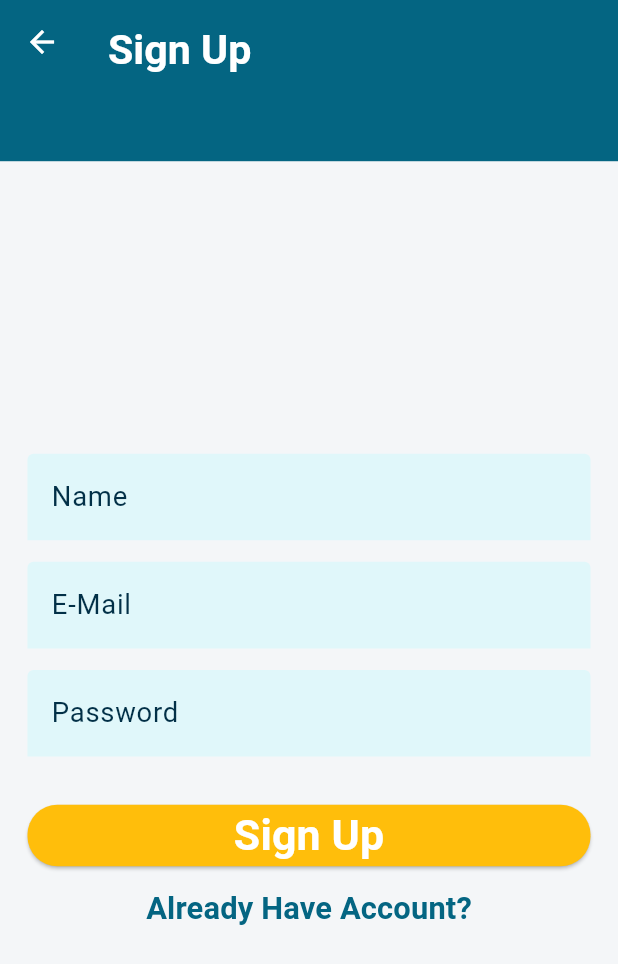
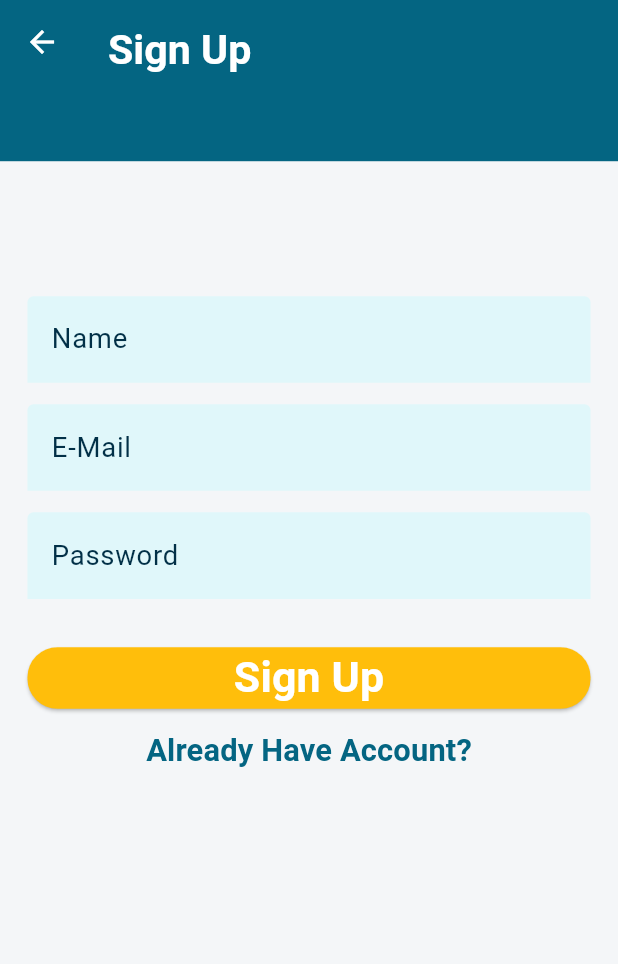
Before and after one commit to Menna1177/language_app, a Flutter app: the SignUpPage screen opened directly, on a phone screen of 412 x 824 dp. Shown: the top 964 px of the screen. Run offline on Flutter 3.47's test engine with Material 3 defaults, Android fonts, the phone set to English and light mode, and no system bars; our stand-ins replace bloc, dio, flutter_bloc, flutter_screenutil, hive, hive_flutter and 1 more; accounts and stored records are empty; network calls fail.

Commit message:
edit_bottons

```diff
--- a/lib/screens/details_page.dart
+++ b/lib/screens/details_page.dart
@@ -109,7 +109,7 @@ class DetailsPage extends StatelessWidget {
                         isDoneVal ? Colors.grey : const Color(0xffFFBE0B),
                       ),
                       child: Text(isDoneVal ? 'Completed' : 'Mark as Complete',
-                          style: const TextStyle(color: Color(0xff046582))),
+                          style: const TextStyle(color: Colors.white)),
                     ),
                     const Divider(thickness: 1),
                   ],
--- a/lib/screens/languages.dart
+++ b/lib/screens/languages.dart
@@ -119,7 +119,7 @@ class languagesPages extends StatelessWidget {
                     },
                     child: const Text(
                       'Start now',
-                      style: TextStyle(color: Color(0xff046582)),
+                      style: TextStyle(color: Colors.white),
                     ),
                   ),
 
--- a/lib/screens/quiz_screen.dart
+++ b/lib/screens/quiz_screen.dart
@@ -146,13 +146,13 @@ class _QuizScreenState extends State<QuizScreen>{
                                 }
                                 showDialog(context: context
                                     , builder: (context)=>AlertDialog(
-                                      backgroundColor: Color(0xff046582),
+                                      backgroundColor: Colors.white ,
                                       title: Text('You answered ${correct} out of ${state.questions.length} correclty',
                                         style: TextStyle(
                                           fontSize: 20.sp,
                                           fontWeight: FontWeight.bold,
                                           color:
-                                          Colors.white,
+                                          Color(0xff046582),
 
 
                                         ),
@@ -180,7 +180,7 @@ class _QuizScreenState extends State<QuizScreen>{
                               child: Text(
                                 "Submit",
                                 style: TextStyle(
-                                    color: Color(0xff046582),
+                                    color: Colors.white,
                                     fontWeight: FontWeight.bold,
                                     fontSize: 18.sp
                                 ),
--- a/lib/screens/sign_up_page.dart
+++ b/lib/screens/sign_up_page.dart
@@ -9,18 +9,18 @@ import '../comp/input_field.dart';
 import 'languages.dart';
 import 'login_page.dart';
 
-class SignUpPage extends StatefulWidget{
+class SignUpPage extends StatefulWidget {
   @override
-  State<StatefulWidget> createState()=>_SignUpPageState();
-
+  State<StatefulWidget> createState() => _SignUpPageState();
 }
 
-class _SignUpPageState extends State<SignUpPage>
-{ final _formkey=GlobalKey<FormState>();
+class _SignUpPageState extends State<SignUpPage> {
+  final _formkey = GlobalKey<FormState>();
+
   @override
   Widget build(BuildContext context) {
-  // TODO: implement build
     return Scaffold(
+      resizeToAvoidBottomInset: true,
       backgroundColor: Color(0xffF4F6F8),
       appBar: PreferredSize(
         preferredSize: Size.fromHeight(90.h),
@@ -30,7 +30,7 @@ Widget build(BuildContext context) {
           ),
           backgroundColor: Color(0xff046582),
           title: Padding(
-            padding:  EdgeInsets.only(top:9.h),
+            padding: EdgeInsets.only(top: 9.h),
             child: Text(
               'Sign Up',
               style: TextStyle(
@@ -42,8 +42,8 @@ Widget build(BuildContext context) {
           ),
         ),
       ),
-      body: BlocBuilder<AuthCubit,AuthState>(
-        builder: (context,state){
+      body: BlocBuilder<AuthCubit, AuthState>(
+        builder: (context, state) {
           if (state is AuthRegisterSuccess) {
             WidgetsBinding.instance.addPostFrameCallback((_) {
               Navigator.pushReplacement(
@@ -52,43 +52,45 @@ Widget build(BuildContext context) {
               );
             });
           }
-          return Padding(
-            padding:  EdgeInsets.all(16.w),
+          return SingleChildScrollView(
+            padding: EdgeInsets.all(16.w),
             child: Form(
               key: _formkey,
-                child:
-                Column(
+              child: Column(
                 mainAxisAlignment: MainAxisAlignment.center,
                 crossAxisAlignment: CrossAxisAlignment.stretch,
                 children: [
+                  SizedBox(height: 60.h), // مساحة علشان الكيبورد
                   InputField(
-                      controller:context.read<AuthCubit>().Registerusername ,
+                    controller: context.read<AuthCubit>().Registerusername,
                     isemail: false,
                     ispassword: false,
                     isusername: true,
                     labelText: 'Name',
                     type: TextInputType.name,
                   ),
-                    SizedBox(height: 12.h,),
-                    InputField(labelText: 'E-Mail',
+                  SizedBox(height: 12.h),
+                  InputField(
+                      labelText: 'E-Mail',
                       controller: context.read<AuthCubit>().Registeremail,
-                        type: TextInputType.emailAddress
-                        , isemail: true
-                        , ispassword: false
-                        , isusername: false),
-                    SizedBox(height: 12.h,),
-                    InputField(labelText: 'Password',
+                      type: TextInputType.emailAddress,
+                      isemail: true,
+                      ispassword: false,
+                      isusername: false),
+                  SizedBox(height: 12.h),
+                  InputField(
+                      labelText: 'Password',
                       controller: context.read<AuthCubit>().Registerpassword,
                       type: TextInputType.visiblePassword,
                       isemail: false,
                       ispassword: true,
-                        isusername: false
-                    ),
-                    SizedBox(height: 24.h,),
-                    if(state is AuthRegisterLoading)
+                      isusername: false),
+                  SizedBox(height: 24.h),
+                  if (state is AuthRegisterLoading)
                     Center(
                       child: CircularProgressIndicator(
-                          valueColor:AlwaysStoppedAnimation<Color>(Color(0xff90E0EF)),
+                        valueColor:
+                        AlwaysStoppedAnimation<Color>(Color(0xff90E0EF)),
                         backgroundColor: Color(0xffCAF0F8),
                       ),
                     )
@@ -100,65 +102,52 @@ Widget build(BuildContext context) {
                             backgroundColor: Color(0xffFFBE0B),
                             shape: RoundedRectangleBorder(
                               borderRadius: BorderRadius.circular(20),
-                              )
+                            )),
+                        child: Text(
+                          "Sign Up",
+                          style: TextStyle(
+                              fontSize: 25.sp,
+                              color: Colors.white,
+                              fontWeight: FontWeight.bold),
                         ),
-                          child: Text("Sign Up",
-                            style: TextStyle(
-                                fontSize:25.sp,
-                                color: Colors.white,
-                                fontWeight: FontWeight.bold
+                        onPressed: () {
+                          if (_formkey.currentState!.validate()) {
+                            context.read<AuthCubit>().RegisterNewUser();
+                          }
+                        },
                       ),
                     ),
-                          onPressed: (){
-                            if(_formkey.currentState!.validate()) {
-                              context.read<AuthCubit>().RegisterNewUser();
-                            }
-
-                          },
-
-                        ),
-                      ),
-
-                    if(state is AuthRegisterError)
+                  if (state is AuthRegisterError)
                     Padding(
-                        padding:  EdgeInsets.only(top:10.h),
+                      padding: EdgeInsets.only(top: 10.h),
                       child: Text(
                         "Registration Failed .Try again",
                         style: TextStyle(
                             color: Color(0xffff0000),
                             fontSize: 18.sp,
-                              fontWeight: FontWeight.bold
-                          ),
+                            fontWeight: FontWeight.bold),
                         textAlign: TextAlign.center,
                       ),
                     ),
-
                   TextButton(
-                      child: Text("Already Have Account?",style:
-                      TextStyle(
+                    child: Text(
+                      "Already Have Account?",
+                      style: TextStyle(
                           color: Color(0xff046582),
                           fontSize: 18.sp,
-                          fontWeight: FontWeight.bold
+                          fontWeight: FontWeight.bold),
                     ),
-
-                      ),
-                      onPressed: (){
-                        Navigator.push(context,MaterialPageRoute(builder: (context)=>LoginPage()));
+                    onPressed: () {
+                      Navigator.push(context,
+                          MaterialPageRoute(builder: (context) => LoginPage()));
                     },
                   ),
                 ],
-
-
-                )
+              ),
             ),
           );
         },
-      )
-
-
-
+      ),
     );
-
   }
-
 }
```
Lines whose indentation alone changed are shown as unchanged.
